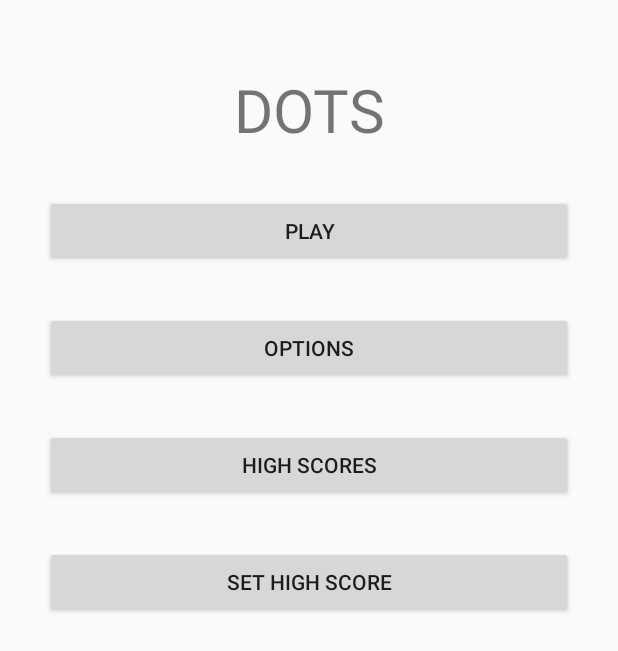
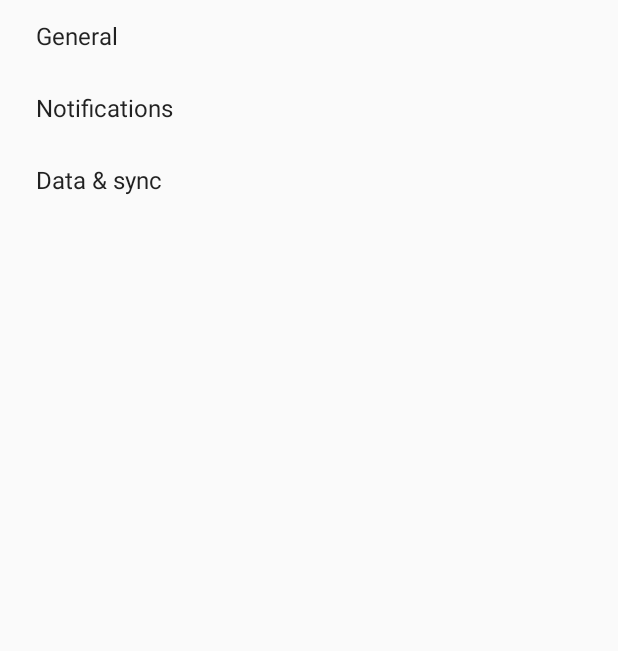
Before and after one commit to atligud13/ANDR-DOTS, an Android app: the screen it shows after launch (MainActivity before the commit, OptionsActivity after it), after a tap on "OPTIONS", on a phone screen of 412 x 824 dp. Shown: the top 651 px of the screen. Run offline under Robolectric (Android 15) with nearby library versions, the phone set to English and light mode, and no system bars.

Commit message:
created the options activity

```diff
--- a/Dots/app/build.gradle
+++ b/Dots/app/build.gradle
@@ -22,4 +22,5 @@
 dependencies {
     compile fileTree(dir: 'libs', include: ['*.jar'])
     compile 'com.android.support:appcompat-v7:23.0.0'
+    compile 'com.android.support:support-v4:23.0.0'
 }
--- a/Dots/app/src/main/AndroidManifest.xml
+++ b/Dots/app/src/main/AndroidManifest.xml
@@ -35,6 +35,10 @@
             android:name=".SetHighScoreActivity"
             android:label="@string/title_activity_set_high_score" >
         </activity>
+        <activity
+            android:name=".OptionsActivity"
+            android:label="@string/title_activity_options" >
+        </activity>
     </application>
 
 </manifest>
--- a/Dots/app/src/main/java/nett/arnar/atli/dots/MainActivity.java
+++ b/Dots/app/src/main/java/nett/arnar/atli/dots/MainActivity.java
@@ -43,7 +43,8 @@
     }
 
     public void onOptionsClick(View view) {
-
+        Intent intent = new Intent(this, OptionsActivity.class);
+        startActivity(intent);
     }
 
     public void onHighScoresClick(View view) {
--- /dev/null
+++ b/Dots/app/src/main/res/values/strings_activity_options.xml
@@ -0,0 +1,61 @@
+<resources>
+    <string name="title_activity_options">Settings</string>
+
+    <!-- Strings related to Settings -->
+
+    <!-- Example General settings -->
+    <string name="pref_header_general">General</string>
+
+    <string name="pref_title_social_recommendations">Enable social recommendations</string>
+    <string name="pref_description_social_recommendations">Recommendations for people to contact
+        based on your message history
+    </string>
+
+    <string name="pref_title_display_name">Display name</string>
+    <string name="pref_default_display_name">John Smith</string>
+
+    <string name="pref_title_add_friends_to_messages">Add friends to messages</string>
+    <string-array name="pref_example_list_titles">
+        <item>Always</item>
+        <item>When possible</item>
+        <item>Never</item>
+    </string-array>
+    <string-array name="pref_example_list_values">
+        <item>1</item>
+        <item>0</item>
+        <item>-1</item>
+    </string-array>
+
+    <!-- Example settings for Data & Sync -->
+    <string name="pref_header_data_sync">Data &amp; sync</string>
+
+    <string name="pref_title_sync_frequency">Sync frequency</string>
+    <string-array name="pref_sync_frequency_titles">
+        <item>15 minutes</item>
+        <item>30 minutes</item>
+        <item>1 hour</item>
+        <item>3 hours</item>
+        <item>6 hours</item>
+        <item>Never</item>
+    </string-array>
+    <string-array name="pref_sync_frequency_values">
+        <item>15</item>
+        <item>30</item>
+        <item>60</item>
+        <item>180</item>
+        <item>360</item>
+        <item>-1</item>
+    </string-array>
+
+    <string name="pref_title_system_sync_settings">System sync settings</string>
+
+    <!-- Example settings for Notifications -->
+    <string name="pref_header_notifications">Notifications</string>
+
+    <string name="pref_title_new_message_notifications">New message notifications</string>
+
+    <string name="pref_title_ringtone">Ringtone</string>
+    <string name="pref_ringtone_silent">Silent</string>
+
+    <string name="pref_title_vibrate">Vibrate</string>
+</resources>
--- /dev/null
+++ b/Dots/app/src/main/res/xml/pref_data_sync.xml
@@ -0,0 +1,21 @@
+<PreferenceScreen xmlns:android="http://schemas.android.com/apk/res/android">
+
+    <!-- NOTE: Hide buttons to simplify the UI. Users can touch outside the dialog to
+         dismiss it. -->
+    <!-- NOTE: ListPreference's summary should be set to its value by the activity code. -->
+    <ListPreference
+        android:key="sync_frequency"
+        android:title="@string/pref_title_sync_frequency"
+        android:entries="@array/pref_sync_frequency_titles"
+        android:entryValues="@array/pref_sync_frequency_values"
+        android:defaultValue="180"
+        android:negativeButtonText="@null"
+        android:positiveButtonText="@null" />
+
+    <!-- This preference simply launches an intent when selected. Use this UI sparingly, per
+         design guidelines. -->
+    <Preference android:title="@string/pref_title_system_sync_settings">
+        <intent android:action="android.settings.SYNC_SETTINGS" />
+    </Preference>
+
+</PreferenceScreen>
--- /dev/null
+++ b/Dots/app/src/main/res/xml/pref_general.xml
@@ -0,0 +1,33 @@
+<PreferenceScreen xmlns:android="http://schemas.android.com/apk/res/android">
+
+    <CheckBoxPreference
+        android:key="example_checkbox"
+        android:title="@string/pref_title_social_recommendations"
+        android:summary="@string/pref_description_social_recommendations"
+        android:defaultValue="true" />
+
+    <!-- NOTE: EditTextPreference accepts EditText attributes. -->
+    <!-- NOTE: EditTextPreference's summary should be set to its value by the activity code. -->
+    <EditTextPreference
+        android:key="example_text"
+        android:title="@string/pref_title_display_name"
+        android:defaultValue="@string/pref_default_display_name"
+        android:selectAllOnFocus="true"
+        android:inputType="textCapWords"
+        android:capitalize="words"
+        android:singleLine="true"
+        android:maxLines="1" />
+
+    <!-- NOTE: Hide buttons to simplify the UI. Users can touch outside the dialog to
+         dismiss it. -->
+    <!-- NOTE: ListPreference's summary should be set to its value by the activity code. -->
+    <ListPreference
+        android:key="example_list"
+        android:title="@string/pref_title_add_friends_to_messages"
+        android:defaultValue="-1"
+        android:entries="@array/pref_example_list_titles"
+        android:entryValues="@array/pref_example_list_values"
+        android:negativeButtonText="@null"
+        android:positiveButtonText="@null" />
+
+</PreferenceScreen>
--- /dev/null
+++ b/Dots/app/src/main/res/xml/pref_headers.xml
@@ -0,0 +1,14 @@
+<preference-headers xmlns:android="http://schemas.android.com/apk/res/android">
+
+    <!-- These settings headers are only used on tablets. -->
+
+    <header android:fragment="nett.arnar.atli.dots.OptionsActivity$GeneralPreferenceFragment"
+        android:title="@string/pref_header_general" />
+
+    <header android:fragment="nett.arnar.atli.dots.OptionsActivity$NotificationPreferenceFragment"
+        android:title="@string/pref_header_notifications" />
+
+    <header android:fragment="nett.arnar.atli.dots.OptionsActivity$DataSyncPreferenceFragment"
+        android:title="@string/pref_header_data_sync" />
+
+</preference-headers>
--- /dev/null
+++ b/Dots/app/src/main/res/xml/pref_notification.xml
@@ -0,0 +1,27 @@
+<PreferenceScreen xmlns:android="http://schemas.android.com/apk/res/android">
+
+    <!-- A 'parent' preference, which enables/disables child preferences (below)
+         when checked/unchecked. -->
+    <CheckBoxPreference
+        android:key="notifications_new_message"
+        android:title="@string/pref_title_new_message_notifications"
+        android:defaultValue="true" />
+
+    <!-- Allows the user to choose a ringtone in the 'notification' category. -->
+    <!-- NOTE: This preference will be enabled only when the checkbox above is checked. -->
+    <!-- NOTE: RingtonePreference's summary should be set to its value by the activity code. -->
+    <RingtonePreference
+        android:dependency="notifications_new_message"
+        android:key="notifications_new_message_ringtone"
+        android:title="@string/pref_title_ringtone"
+        android:ringtoneType="notification"
+        android:defaultValue="content://settings/system/notification_sound" />
+
+    <!-- NOTE: This preference will be enabled only when the checkbox above is checked. -->
+    <CheckBoxPreference
+        android:dependency="notifications_new_message"
+        android:key="notifications_new_message_vibrate"
+        android:title="@string/pref_title_vibrate"
+        android:defaultValue="true" />
+
+</PreferenceScreen>
```
Also changed, not shown: Dots/app/src/main/java/nett/arnar/atli/dots/OptionsActivity.java (added, +194 -0 lines).
